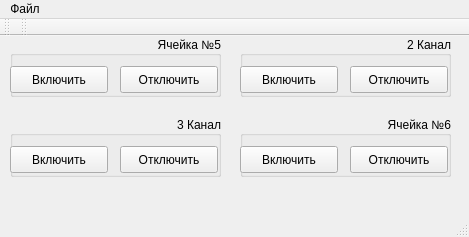
Before: the Qt Designer form mainwindow.ui in ooe-ignatov/tp-34_remote_control, drawn with Qt 5.
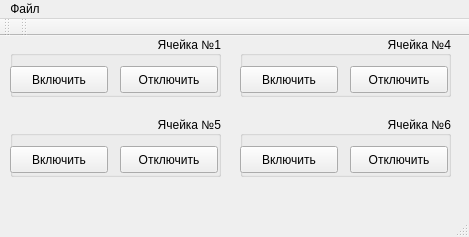
After: the same form once the commit is applied.

Commit message: all cells is verified

Patch:
```diff
--- a/mainwindow.ui
+++ b/mainwindow.ui
@@ -31,7 +31,7 @@
     <property name="geometry">
      <rect>
       <x>10</x>
-      <y>0</y>
+      <y>80</y>
       <width>211</width>
       <height>61</height>
      </rect>
@@ -85,7 +85,7 @@
      </rect>
     </property>
     <property name="title">
-     <string>2 Канал</string>
+     <string>Ячейка №4</string>
     </property>
     <property name="alignment">
      <set>Qt::AlignRight|Qt::AlignTrailing|Qt::AlignVCenter</set>
@@ -127,13 +127,13 @@
     <property name="geometry">
      <rect>
       <x>10</x>
-      <y>80</y>
+      <y>0</y>
       <width>211</width>
       <height>61</height>
      </rect>
     </property>
     <property name="title">
-     <string>3 Канал</string>
+     <string>Ячейка №1</string>
     </property>
     <property name="alignment">
      <set>Qt::AlignRight|Qt::AlignTrailing|Qt::AlignVCenter</set>
```
